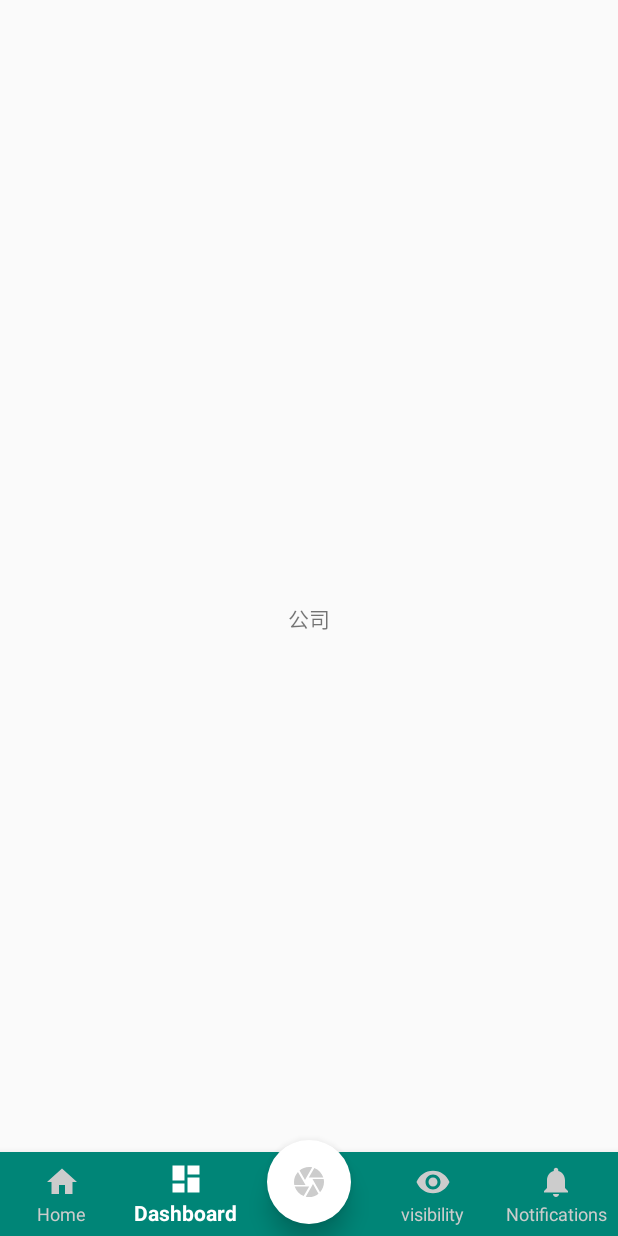
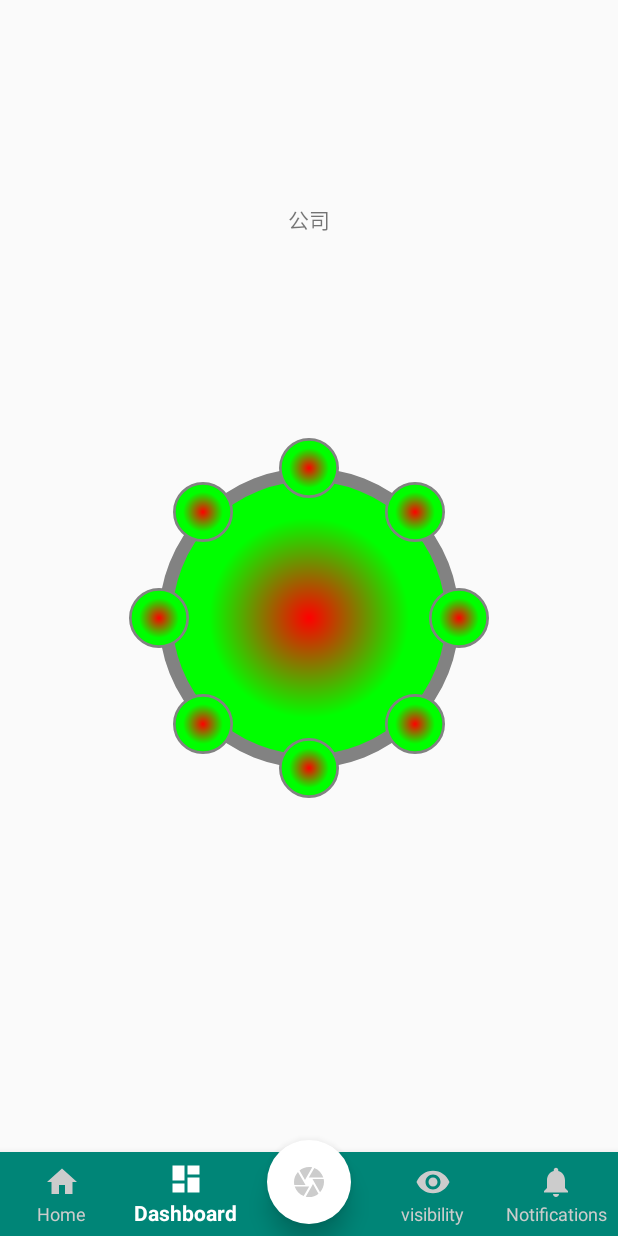
Before and after one commit to yinfang/FragmentTest, an Android app: the screen it shows after launch (MainActivity), item 2 of the bottom bar chosen, on a phone screen of 412 x 824 dp. Run offline under Robolectric (Android 15) with nearby library versions, the phone set to English and light mode, and no system bars; our stand-ins replace EventBus; pictures from the network do not load; 4 statements that could not run were skipped.

Commit message:
second commit

```diff
--- a/app/src/main/java/com/clubank/fragbacktest/FragBack1.java
+++ b/app/src/main/java/com/clubank/fragbacktest/FragBack1.java
@@ -43,7 +43,7 @@ public class FragBack1 extends BaseFragment {
         btn_back.setOnClickListener(new View.OnClickListener() {
             @Override
             public void onClick(View v) {
-                startToFragment(getContext(), R.id.fl_content, FragBack2.newInstance("FragBack2"));
+                startToFragment( R.id.fl_content, FragBack2.newInstance("FragBack2"));
             }
         });
     }
--- a/app/src/main/java/com/clubank/fragbacktest/FragBack2.java
+++ b/app/src/main/java/com/clubank/fragbacktest/FragBack2.java
@@ -44,7 +44,7 @@ public class FragBack2 extends BaseFragment {
         btn_back.setOnClickListener(new View.OnClickListener() {
             @Override
             public void onClick(View v) {
-                startToFragment(getContext(), R.id.fl_content, FragBack3.newInstance("FragBack3"));
+                startToFragment(R.id.fl_content, FragBack3.newInstance("FragBack3"));
             }
         });
     }
--- a/app/src/main/java/com/clubank/home/MainActivity.java
+++ b/app/src/main/java/com/clubank/home/MainActivity.java
@@ -1,14 +1,20 @@
 package com.clubank.home;
 
 import android.Manifest;
+import android.graphics.Color;
 import android.os.Bundle;
 import android.support.annotation.NonNull;
+import android.support.constraint.ConstraintLayout;
 import android.support.design.widget.BottomNavigationView;
 import android.support.v4.app.FragmentManager;
 import android.support.v4.app.FragmentTransaction;
 import android.view.KeyEvent;
+import android.view.LayoutInflater;
 import android.view.MenuItem;
+import android.view.MotionEvent;
 import android.view.View;
+import android.view.ViewGroup;
+import android.view.WindowManager;
 
 import com.clubank.club11test.R;
 import com.clubank.company.CompanyFragment;
@@ -19,20 +25,29 @@ import com.clubank.message.MessageFragment;
 import com.clubank.util.UI;
 import com.clubank.widget.BottomNavigationViewEx;
 
-public class MainActivity extends BaseActivity {
+public class MainActivity extends BaseActivity implements View.OnTouchListener {
     private long exittime;
     private FragmentManager manager; //Fragmnet的管理器
     private FragmentTransaction transaction; //Fragment事物
-    private MyFragment  my_fragment;//我的页面
+    private MyFragment my_fragment;//我的页面
     private CompanyFragment company_fragment;//公司页面
-    private JobFragment   job_fragment;//职位页面
-    private MessageFragment  message_fragment; //消息页面
+    private JobFragment job_fragment;//职位页面
+    private MessageFragment message_fragment; //消息页面
 
     @Override
     protected void onCreate(Bundle savedInstanceState) {
         super.onCreate(savedInstanceState);
         setContentView(R.layout.activity_main);
         initView();
+        initFloatView();
+    }
+
+    private void initFloatView() {
+        //获取WindowManager服务引用
+        WindowManager wm = (WindowManager) getSystemService(getApplication().WINDOW_SERVICE);
+        View view = LayoutInflater.from(getApplication()).inflate(R.layout.float_layout, null);
+        view.setOnTouchListener(this);
+        wm.addView(view, new WindowManager.LayoutParams(ViewGroup.LayoutParams.WRAP_CONTENT, ViewGroup.LayoutParams.WRAP_CONTENT, 40, 40, 40));
     }
 
     @Override
@@ -50,13 +65,13 @@ public class MainActivity extends BaseActivity {
         manager = getSupportFragmentManager();
         transaction = manager.beginTransaction(); //对RadioGroup设置监听
         // 职位
-         job_fragment = JobFragment.newInstance("职位");
+        job_fragment = JobFragment.newInstance("职位");
         //公司
-         company_fragment = CompanyFragment.newInstance("公司");
+        company_fragment = CompanyFragment.newInstance("公司");
         //消息
-         message_fragment = new MessageFragment();
+        message_fragment = new MessageFragment();
         //我的
-         my_fragment = MyFragment.newInstance("我的");
+        my_fragment = MyFragment.newInstance("我的");
         //为事物添加布局页面
         transaction.add(R.id.id_ll_content, job_fragment);
         transaction.add(R.id.id_ll_content, company_fragment);
@@ -110,6 +125,7 @@ public class MainActivity extends BaseActivity {
         }
     };
 
+
     /**
      * 中间按钮event
      */
@@ -120,9 +136,12 @@ public class MainActivity extends BaseActivity {
     //监听返回键 退出应用
     @Override
     public boolean onKeyDown(int keyCode, KeyEvent event) {
-        if (keyCode == KeyEvent.KEYCODE_BACK) {
-            this.exitapp();
-        }
+      /*  if (keyCode == KeyEvent.KEYCODE_BACK) {
+            if (getSupportFragmentManager().getBackStackEntryCount() > 0)//回退栈栈存在Fragment的个数
+                getSupportFragmentManager().popBackStack();
+            else*/
+                this.exitapp();
+//        }
         return true;
     }
 
@@ -134,4 +153,25 @@ public class MainActivity extends BaseActivity {
             System.exit(0);
         }
     }
+
+    @Override
+    public boolean onTouch(View v, MotionEvent event) {
+        switch (event.getAction()) {
+            case MotionEvent.ACTION_DOWN:
+                UI.showToast(this, "Action_down");
+                break;
+            case MotionEvent.ACTION_MOVE:
+                UI.showToast(this, "Action_move");
+                break;
+            case MotionEvent.ACTION_UP:
+                UI.showToast(this, "Action_up");
+                break;
+            case MotionEvent.ACTION_BUTTON_PRESS:
+                UI.showToast(this, "Action_button_press");
+                break;
+        }
+        return false;
+    }
+
+
 }
--- a/app/src/main/java/com/clubank/job/JobFragment.java
+++ b/app/src/main/java/com/clubank/job/JobFragment.java
@@ -62,7 +62,7 @@ public class JobFragment extends BaseFragment {
             public void onClick(View v) {
                 FragmentManager manager = getFragmentManager();
                 FragmentTransaction transaction = manager.beginTransaction();
-                transaction.addToBackStack(getClass().getName());//将Fragment添加到回退栈中
+                transaction.addToBackStack(null);//将Fragment添加到回退栈中
                 transaction.commit();
                 openIntent(FragBackActivity.class, "测试Fragment回退栈");
             }
--- a/app/src/main/java/com/clubank/message/ExcRecordFragment.java
+++ b/app/src/main/java/com/clubank/message/ExcRecordFragment.java
@@ -78,7 +78,6 @@ public class ExcRecordFragment extends BaseFragment implements MainRecyclerViewA
     @Override
     public void onItemClickListener(int postion) {
         Toast.makeText(context, "点击了第" + postion + "项", Toast.LENGTH_SHORT).show();
-        openIntent(FragBack2.class,"Fragment回退栈");
     }
 
     @Subscribe(sticky = true)//EventBus接受粘性事件
--- /dev/null
+++ b/app/src/main/res/drawable/float_img.xml
@@ -0,0 +1,13 @@
+<?xml version="1.0" encoding="utf-8"?>
+<shape xmlns:android="http://schemas.android.com/apk/res/android"
+    android:shape="oval" >
+    <size android:width="30dp" android:height="30dp"></size>
+    <stroke
+        android:width="1dp"
+        android:color="@color/gray_82"></stroke>
+    <gradient
+        android:endColor="#00ff00"
+        android:gradientRadius="10dp"
+        android:startColor="#ff0000"
+        android:type="radial"></gradient>
+</shape>
--- /dev/null
+++ b/app/src/main/res/layout/circle_constrain_layout.xml
@@ -0,0 +1,106 @@
+<?xml version="1.0" encoding="utf-8"?>
+<android.support.constraint.ConstraintLayout xmlns:android="http://schemas.android.com/apk/res/android"
+    xmlns:app="http://schemas.android.com/apk/res-auto"
+    android:layout_width="match_parent"
+    android:layout_height="match_parent">
+
+
+    <ImageView
+        android:id="@+id/imageView"
+        android:layout_width="200dp"
+        android:layout_height="200dp"
+        android:layout_marginStart="8dp"
+        android:layout_marginTop="8dp"
+        android:layout_marginEnd="8dp"
+        android:layout_marginBottom="8dp"
+        app:layout_constraintBottom_toBottomOf="parent"
+        app:layout_constraintEnd_toEndOf="parent"
+        app:layout_constraintStart_toStartOf="parent"
+        app:layout_constraintTop_toTopOf="parent"
+        app:srcCompat="@drawable/float_img" />
+
+    <ImageView
+        android:id="@+id/imageView3"
+        android:layout_width="40dp"
+        android:layout_height="40dp"
+        android:layout_marginStart="8dp"
+        android:layout_marginBottom="8dp"
+        app:layout_constraintCircle="@id/imageView"
+        app:layout_constraintCircleAngle="45"
+        app:layout_constraintCircleRadius="100dp"
+        app:srcCompat="@drawable/float_img" />
+
+    <ImageView
+        android:id="@+id/imageView4"
+        android:layout_width="40dp"
+        android:layout_height="40dp"
+        android:layout_marginStart="8dp"
+        android:layout_marginTop="8dp"
+        android:layout_marginEnd="8dp"
+        android:layout_marginBottom="8dp"
+        app:layout_constraintCircle="@id/imageView"
+        app:layout_constraintCircleAngle="90"
+        app:layout_constraintCircleRadius="100dp"
+        app:srcCompat="@drawable/float_img" />
+
+    <ImageView
+        android:id="@+id/imageView5"
+        android:layout_width="40dp"
+        android:layout_height="40dp"
+        android:layout_marginStart="8dp"
+        android:layout_marginTop="8dp"
+        app:layout_constraintCircle="@id/imageView"
+        app:layout_constraintCircleAngle="135"
+        app:layout_constraintCircleRadius="100dp"
+        app:srcCompat="@drawable/float_img" />
+    <ImageView
+        android:id="@+id/imageView6"
+        android:layout_width="40dp"
+        android:layout_height="40dp"
+        android:layout_marginStart="8dp"
+        android:layout_marginTop="8dp"
+        app:layout_constraintCircle="@id/imageView"
+        app:layout_constraintCircleAngle="180"
+        app:layout_constraintCircleRadius="100dp"
+        app:srcCompat="@drawable/float_img" />
+    <ImageView
+        android:id="@+id/imageView7"
+        android:layout_width="40dp"
+        android:layout_height="40dp"
+        android:layout_marginStart="8dp"
+        android:layout_marginTop="8dp"
+        app:layout_constraintCircle="@id/imageView"
+        app:layout_constraintCircleAngle="225"
+        app:layout_constraintCircleRadius="100dp"
+        app:srcCompat="@drawable/float_img" />
+    <ImageView
+        android:id="@+id/imageView8"
+        android:layout_width="40dp"
+        android:layout_height="40dp"
+        android:layout_marginStart="8dp"
+        android:layout_marginTop="8dp"
+        app:layout_constraintCircle="@id/imageView"
+        app:layout_constraintCircleAngle="270"
+        app:layout_constraintCircleRadius="100dp"
+        app:srcCompat="@drawable/float_img" />
+    <ImageView
+        android:id="@+id/imageView9"
+        android:layout_width="40dp"
+        android:layout_height="40dp"
+        android:layout_marginStart="8dp"
+        android:layout_marginTop="8dp"
+        app:layout_constraintCircle="@id/imageView"
+        app:layout_constraintCircleAngle="315"
+        app:layout_constraintCircleRadius="100dp"
+        app:srcCompat="@drawable/float_img" />
+    <ImageView
+        android:id="@+id/imageView10"
+        android:layout_width="40dp"
+        android:layout_height="40dp"
+        android:layout_marginStart="8dp"
+        android:layout_marginTop="8dp"
+        app:layout_constraintCircle="@id/imageView"
+        app:layout_constraintCircleAngle="360"
+        app:layout_constraintCircleRadius="100dp"
+        app:srcCompat="@drawable/float_img" />
+</android.support.constraint.ConstraintLayout>
--- a/app/src/main/res/layout/job_fragment.xml
+++ b/app/src/main/res/layout/job_fragment.xml
@@ -20,8 +20,8 @@
         android:text="测试Fragment回退栈"
         app:layout_constraintBottom_toBottomOf="parent"
         app:layout_constraintEnd_toEndOf="parent"
-        app:layout_constraintStart_toStartOf="parent"
-        app:layout_constraintTop_toTopOf="parent" />
+        android:layout_marginBottom="100dp"
+        app:layout_constraintStart_toStartOf="parent" />
 
     <!-- <FrameLayout
          android:id="@+id/fl"
--- a/app/src/main/res/layout/main_fragment.xml
+++ b/app/src/main/res/layout/main_fragment.xml
@@ -1,13 +1,32 @@
 <?xml version="1.0" encoding="utf-8"?>
 <android.support.constraint.ConstraintLayout xmlns:android="http://schemas.android.com/apk/res/android"
+    xmlns:app="http://schemas.android.com/apk/res-auto"
+    xmlns:tools="http://schemas.android.com/tools"
     android:layout_width="match_parent"
     android:layout_height="match_parent">
 
     <TextView
         android:id="@+id/title"
         android:layout_width="match_parent"
-        android:layout_height="match_parent"
+        android:layout_height="wrap_content"
+        android:layout_marginTop="8dp"
+        android:layout_marginBottom="8dp"
         android:gravity="center"
-        android:text=" " />
+        android:text="gdaga "
+        app:layout_constraintBottom_toTopOf="@+id/circle_ll"
+        app:layout_constraintTop_toTopOf="parent" />
+
+    <include
+        android:id="@+id/circle_ll"
+        layout="@layout/circle_constrain_layout"
+        android:layout_width="match_parent"
+        android:layout_height="wrap_content"
+        android:layout_marginTop="8dp"
+        android:layout_marginBottom="8dp"
+        app:layout_constraintBottom_toBottomOf="parent"
+        app:layout_constraintEnd_toEndOf="parent"
+        app:layout_constraintHorizontal_bias="0.0"
+        app:layout_constraintStart_toStartOf="parent"
+        app:layout_constraintTop_toTopOf="parent"></include>
 
 </android.support.constraint.ConstraintLayout>
```
Also changed, not shown: app/src/main/java/com/clubank/fragbacktest/FragBack3.java (+2 -19 lines), app/src/main/java/com/clubank/fragbacktest/FragBackActivity.java (+12 -1 lines), app/src/main/res/layout/back_fragment.xml (+0 -11 lines), app/src/main/res/layout/float_layout.xml (added, +8 -0 lines), common/src/main/java/com/clubank/device/BaseFragment.java (+25 -26 lines). Lines whose indentation alone changed are shown as unchanged.
